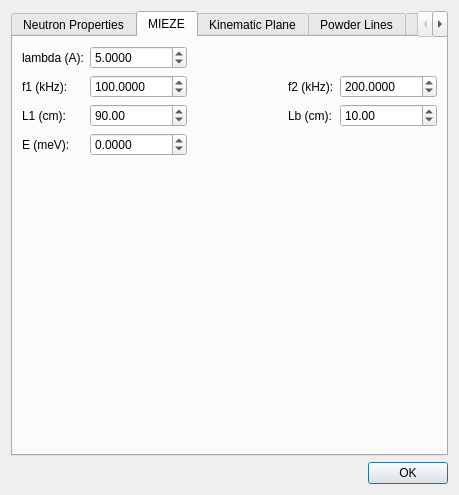
tweber-ill/frm_mirror-miezetools, file ui/formulas.ui: the form before one commit.
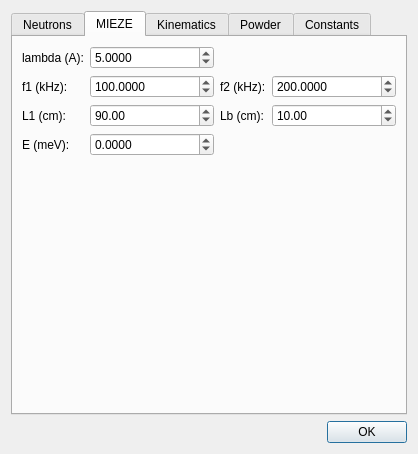
The form after the commit. The open tabs and pages were chosen to show the change.

The edit to the form file:
```diff
--- a/ui/formulas.ui
+++ b/ui/formulas.ui
@@ -6,8 +6,8 @@
    <rect>
     <x>0</x>
     <y>0</y>
-    <width>459</width>
-    <height>495</height>
+    <width>418</width>
+    <height>454</height>
    </rect>
   </property>
   <property name="windowTitle">
@@ -16,9 +16,18 @@
   <layout class="QVBoxLayout" name="verticalLayout">
    <item>
     <widget class="QTabWidget" name="tabWidget">
+     <property name="tabPosition">
+      <enum>QTabWidget::North</enum>
+     </property>
+     <property name="tabShape">
+      <enum>QTabWidget::Rounded</enum>
+     </property>
      <property name="currentIndex">
       <number>0</number>
      </property>
+     <property name="elideMode">
+      <enum>Qt::ElideNone</enum>
+     </property>
      <property name="usesScrollButtons">
       <bool>true</bool>
      </property>
@@ -27,7 +36,7 @@
      </property>
      <widget class="QWidget" name="tabNeutron">
       <attribute name="title">
-       <string>Neutron Properties</string>
+       <string>Neutrons</string>
       </attribute>
       <layout class="QFormLayout" name="formLayout">
        <item row="0" column="0">
@@ -114,7 +123,7 @@
          </property>
         </widget>
        </item>
-       <item row="2" column="3">
+       <item row="2" column="2">
         <widget class="QLabel" name="label_5">
          <property name="sizePolicy">
           <sizepolicy hsizetype="Fixed" vsizetype="Preferred">
@@ -127,7 +136,7 @@
          </property>
         </widget>
        </item>
-       <item row="2" column="4">
+       <item row="2" column="3">
         <widget class="QDoubleSpinBox" name="spinLb">
          <property name="maximum">
           <double>999.000000000000000</double>
@@ -179,7 +188,7 @@
          </property>
         </widget>
        </item>
-       <item row="4" column="0" colspan="5">
+       <item row="4" column="0" colspan="4">
         <widget class="QLabel" name="labelResult">
          <property name="text">
           <string/>
@@ -215,7 +224,7 @@
          </property>
         </widget>
        </item>
-       <item row="1" column="3">
+       <item row="1" column="2">
         <widget class="QLabel" name="label_3">
          <property name="sizePolicy">
           <sizepolicy hsizetype="Fixed" vsizetype="Preferred">
@@ -228,7 +237,7 @@
          </property>
         </widget>
        </item>
-       <item row="1" column="4">
+       <item row="1" column="3">
         <widget class="QDoubleSpinBox" name="spinF2">
          <property name="decimals">
           <number>4</number>
@@ -257,27 +266,11 @@
          </property>
         </widget>
        </item>
-       <item row="0" column="2" rowspan="4">
-        <spacer name="horizontalSpacer">
-         <property name="orientation">
-          <enum>Qt::Horizontal</enum>
-         </property>
-         <property name="sizeType">
-          <enum>QSizePolicy::Fixed</enum>
-         </property>
-         <property name="sizeHint" stdset="0">
-          <size>
-           <width>20</width>
-           <height>20</height>
-          </size>
-         </property>
-        </spacer>
-       </item>
       </layout>
      </widget>
      <widget class="QWidget" name="tab_2">
       <attribute name="title">
-       <string>Kinematic Plane</string>
+       <string>Kinematics</string>
       </attribute>
       <layout class="QGridLayout" name="gridLayout_3">
        <item row="2" column="0">
@@ -410,7 +403,7 @@
      </widget>
      <widget class="QWidget" name="tab_3">
       <attribute name="title">
-       <string>Powder Lines</string>
+       <string>Powder</string>
       </attribute>
       <layout class="QGridLayout" name="gridLayout_4">
        <item row="0" column="1">
```
Left out of the diff: 3 changed lines with no effect on the pictures.
